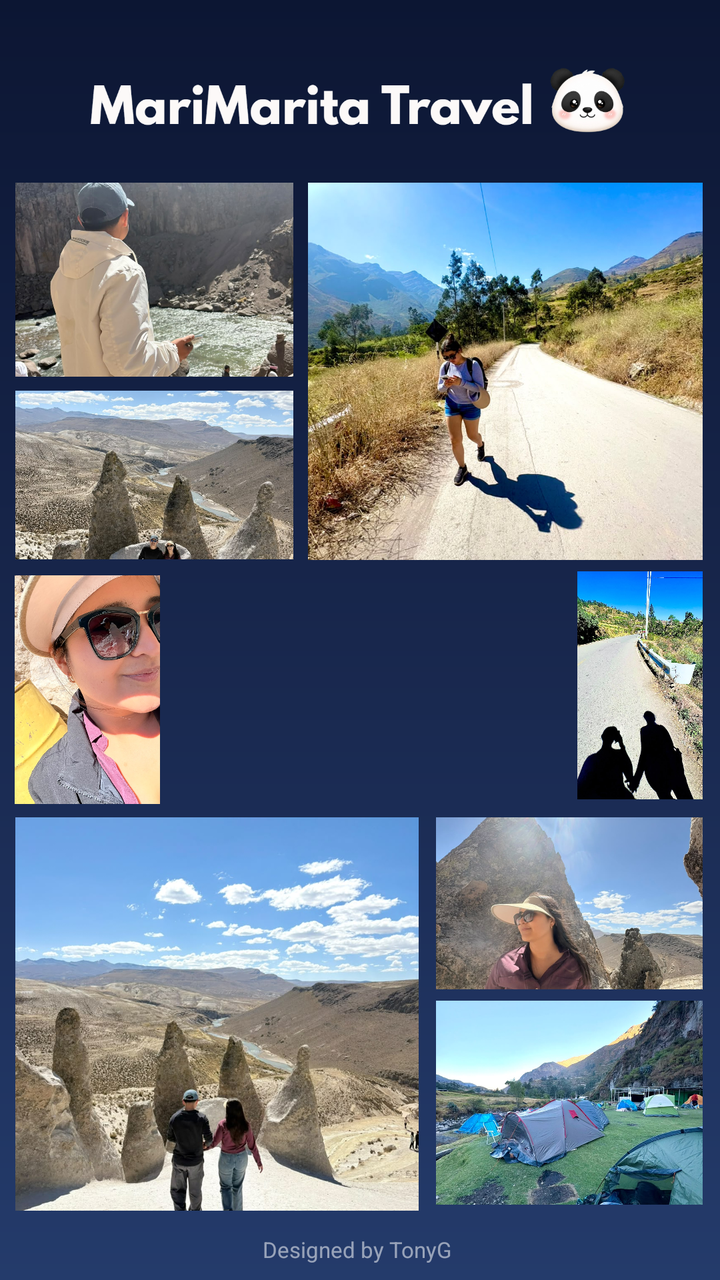
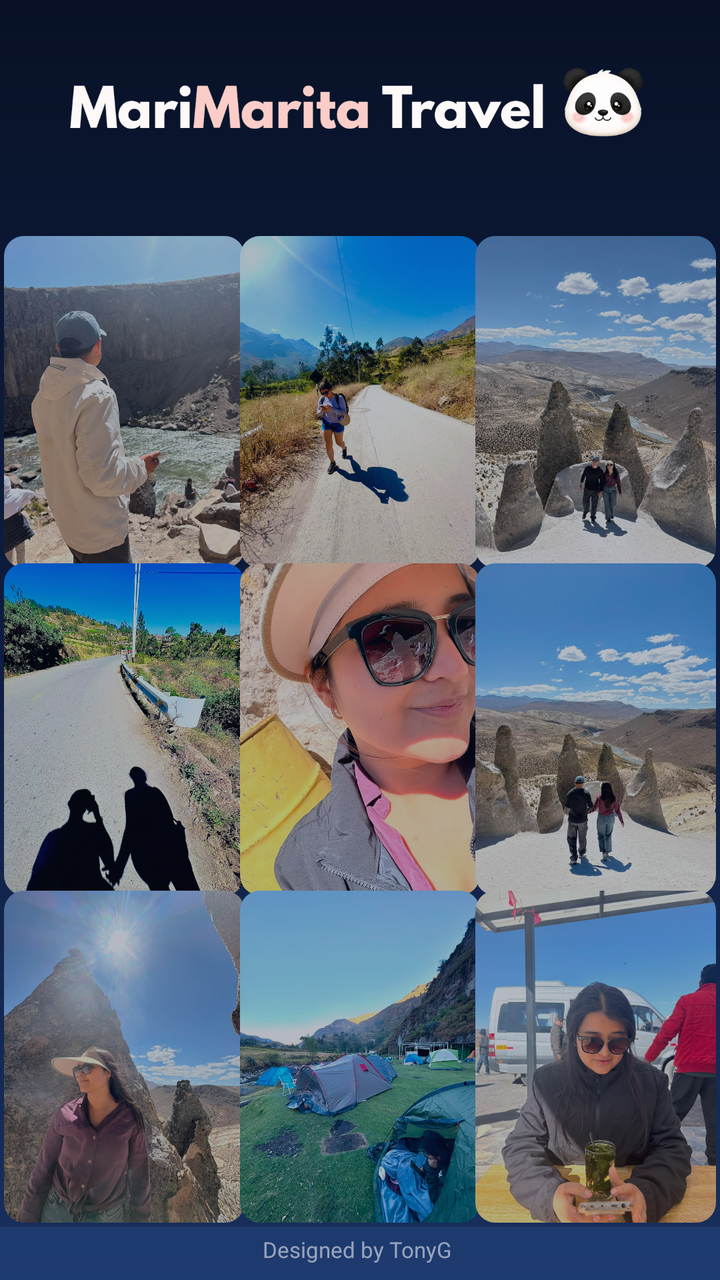

Screens rendered from an Android XML layout before and after an edit, with the pre-edit source and the edit as a unified diff.
<!-- AndroidManifest.xml: activity theme Theme.TMarita.Splash -->
<!-- res/layout/activity_splash.xml -->
<androidx.constraintlayout.widget.ConstraintLayout
    xmlns:android="http://schemas.android.com/apk/res/android"
    xmlns:app="http://schemas.android.com/apk/res-auto"
    android:layout_width="match_parent"
    android:layout_height="match_parent"
    android:background="@drawable/bg_splash">

    
    <ImageView
        android:id="@+id/ivTitle"
        android:layout_width="280dp"
        android:layout_height="wrap_content"
        android:layout_marginTop="30dp"
        android:adjustViewBounds="true"
        android:src="@drawable/titulo"
        android:contentDescription="@string/app_name"
        app:layout_constraintTop_toTopOf="parent"
        app:layout_constraintStart_toStartOf="parent"
        app:layout_constraintEnd_toEndOf="parent"/>

    
    <TextView
        android:id="@+id/tvFooter"
        android:layout_width="wrap_content"
        android:layout_height="wrap_content"
        android:text="Designed by TonyG ️"
        android:textColor="#88FFFFFF"
        android:textSize="11sp"
        android:layout_marginBottom="8dp"
        app:layout_constraintBottom_toBottomOf="parent"
        app:layout_constraintStart_toStartOf="parent"
        app:layout_constraintEnd_toEndOf="parent"/>

    
    <androidx.constraintlayout.widget.ConstraintLayout
        android:id="@+id/collageContainer"
        android:layout_width="0dp"
        android:layout_height="0dp"
        android:layout_marginTop="12dp"
        android:layout_marginBottom="4dp"
        app:layout_constraintTop_toBottomOf="@id/ivTitle"
        app:layout_constraintBottom_toTopOf="@id/tvFooter"
        app:layout_constraintStart_toStartOf="parent"
        app:layout_constraintEnd_toEndOf="parent">

        <ImageView android:id="@+id/foto1" android:scaleType="centerCrop"
            android:layout_width="0dp" android:layout_height="0dp"
            app:layout_constraintWidth_percent="0.387" app:layout_constraintHeight_percent="0.183"
            app:layout_constraintHorizontal_bias="0.034" app:layout_constraintVertical_bias="0.019"
            app:layout_constraintTop_toTopOf="parent" app:layout_constraintBottom_toBottomOf="parent"
            app:layout_constraintStart_toStartOf="parent" app:layout_constraintEnd_toEndOf="parent"
            android:src="@drawable/foto1"/>

        <ImageView android:id="@+id/foto2" android:scaleType="centerCrop"
            android:layout_width="0dp" android:layout_height="0dp"
            app:layout_constraintWidth_percent="0.548" app:layout_constraintHeight_percent="0.356"
            app:layout_constraintHorizontal_bias="0.947" app:layout_constraintVertical_bias="0.024"
            app:layout_constraintTop_toTopOf="parent" app:layout_constraintBottom_toBottomOf="parent"
            app:layout_constraintStart_toStartOf="parent" app:layout_constraintEnd_toEndOf="parent"
            android:src="@drawable/foto2"/>

        <ImageView android:id="@+id/foto3" android:scaleType="centerCrop"
            android:layout_width="0dp" android:layout_height="0dp"
            app:layout_constraintWidth_percent="0.387" app:layout_constraintHeight_percent="0.159"
            app:layout_constraintHorizontal_bias="0.034" app:layout_constraintVertical_bias="0.252"
            app:layout_constraintTop_toTopOf="parent" app:layout_constraintBottom_toBottomOf="parent"
            app:layout_constraintStart_toStartOf="parent" app:layout_constraintEnd_toEndOf="parent"
            android:src="@drawable/foto3"/>

        <ImageView android:id="@+id/foto4" android:scaleType="centerCrop"
            android:layout_width="0dp" android:layout_height="0dp"
            app:layout_constraintWidth_percent="0.174" app:layout_constraintHeight_percent="0.215"
            app:layout_constraintHorizontal_bias="0.971" app:layout_constraintVertical_bias="0.487"
            app:layout_constraintTop_toTopOf="parent" app:layout_constraintBottom_toBottomOf="parent"
            app:layout_constraintStart_toStartOf="parent" app:layout_constraintEnd_toEndOf="parent"
            android:src="@drawable/foto4"/>

        <ImageView android:id="@+id/foto5" android:scaleType="centerCrop"
            android:layout_width="0dp" android:layout_height="0dp"
            app:layout_constraintWidth_percent="0.201" app:layout_constraintHeight_percent="0.216"
            app:layout_constraintHorizontal_bias="0.026" app:layout_constraintVertical_bias="0.492"
            app:layout_constraintTop_toTopOf="parent" app:layout_constraintBottom_toBottomOf="parent"
            app:layout_constraintStart_toStartOf="parent" app:layout_constraintEnd_toEndOf="parent"
            android:src="@drawable/foto5"/>

        <ImageView android:id="@+id/foto6" android:scaleType="centerCrop"
            android:layout_width="0dp" android:layout_height="0dp"
            app:layout_constraintWidth_percent="0.560" app:layout_constraintHeight_percent="0.371"
            app:layout_constraintHorizontal_bias="0.048" app:layout_constraintVertical_bias="0.976"
            app:layout_constraintTop_toTopOf="parent" app:layout_constraintBottom_toBottomOf="parent"
            app:layout_constraintStart_toStartOf="parent" app:layout_constraintEnd_toEndOf="parent"
            android:src="@drawable/foto6"/>

        <ImageView android:id="@+id/foto7" android:scaleType="centerCrop"
            android:layout_width="0dp" android:layout_height="0dp"
            app:layout_constraintWidth_percent="0.371" app:layout_constraintHeight_percent="0.162"
            app:layout_constraintHorizontal_bias="0.962" app:layout_constraintVertical_bias="0.733"
            app:layout_constraintTop_toTopOf="parent" app:layout_constraintBottom_toBottomOf="parent"
            app:layout_constraintStart_toStartOf="parent" app:layout_constraintEnd_toEndOf="parent"
            android:src="@drawable/foto7"/>

        <ImageView android:id="@+id/foto8" android:scaleType="centerCrop"
            android:layout_width="0dp" android:layout_height="0dp"
            app:layout_constraintWidth_percent="0.371" app:layout_constraintHeight_percent="0.192"
            app:layout_constraintHorizontal_bias="0.962" app:layout_constraintVertical_bias="0.974"
            app:layout_constraintTop_toTopOf="parent" app:layout_constraintBottom_toBottomOf="parent"
            app:layout_constraintStart_toStartOf="parent" app:layout_constraintEnd_toEndOf="parent"
            android:src="@drawable/foto8"/>

        
        <androidx.constraintlayout.widget.Guideline
            android:id="@+id/guideTextTop"
            android:layout_width="wrap_content"
            android:layout_height="wrap_content"
            android:orientation="horizontal"
            app:layout_constraintGuide_percent="0.46"/>

        <TextView
            android:id="@+id/tvQuote"
            android:layout_width="0dp"
            android:layout_height="wrap_content"
            android:layout_marginStart="90dp"
            android:layout_marginEnd="90dp"
            android:gravity="center"
            android:textStyle="bold|italic"
            android:textColor="#EEFFFFFF"
            android:textSize="15sp"
            android:lineSpacingExtra="4dp"
            app:layout_constraintTop_toTopOf="@id/guideTextTop"
            app:layout_constraintStart_toStartOf="parent"
            app:layout_constraintEnd_toEndOf="parent"/>

    </androidx.constraintlayout.widget.ConstraintLayout>

</androidx.constraintlayout.widget.ConstraintLayout>
<!-- resources referenced by this layout -->
<resources>
  <!-- drawable bg_splash (drawable) -->
  <?xml version="1.0" encoding="utf-8"?>
  <shape xmlns:android="http://schemas.android.com/apk/res/android">
  
      <gradient
          android:startColor="#0C1633"
          android:centerColor="#18274D"
          android:endColor="#243B6B"
          android:angle="270"/>
  
  </shape>
  <!-- drawable foto1: jpeg bitmap (drawable, 146901 bytes) -->
  <!-- drawable foto2: jpeg bitmap (drawable, 241402 bytes) -->
  <!-- drawable foto3: jpeg bitmap (drawable, 234072 bytes) -->
  <!-- drawable foto4: jpeg bitmap (drawable, 343720 bytes) -->
  <!-- drawable foto5: jpeg bitmap (drawable, 188792 bytes) -->
  <!-- drawable foto6: jpeg bitmap (drawable, 187147 bytes) -->
  <!-- drawable foto7: jpeg bitmap (drawable, 162899 bytes) -->
  <!-- drawable foto8: jpeg bitmap (drawable, 218889 bytes) -->
  <!-- drawable titulo: png bitmap (drawable, 69549 bytes) -->
  <string name="app_name">MariMarita Travel</string>
  <style name="Theme.TMarita.Splash" parent="Theme.Material3.DayNight.NoActionBar">
          <item name="android:windowBackground">@drawable/bg_splash</item>
      </style>
</resources>

<!-- the commit's change to res/layout/activity_splash.xml (unified diff, before → after) -->
@@ -8,13 +8,30 @@
     
     <ImageView
         android:id="@+id/ivTitle"
-        android:layout_width="280dp"
+        android:layout_width="300dp"
         android:layout_height="wrap_content"
         android:layout_marginTop="30dp"
         android:adjustViewBounds="true"
-        android:src="@drawable/titulo"
+        android:src="@drawable/titulo2"
         android:contentDescription="@string/app_name"
         app:layout_constraintTop_toTopOf="parent"
+        app:layout_constraintStart_toStartOf="parent"
+        app:layout_constraintEnd_toEndOf="parent"/>
+
+    
+    <TextView
+        android:id="@+id/tvQuote"
+        android:layout_width="0dp"
+        android:layout_height="wrap_content"
+        android:layout_marginTop="8dp"
+        android:layout_marginStart="40dp"
+        android:layout_marginEnd="40dp"
+        android:gravity="center"
+        android:textStyle="bold|italic"
+        android:textColor="#DDFFFFFF"
+        android:textSize="13sp"
+        android:lineSpacingExtra="3dp"
+        app:layout_constraintTop_toBottomOf="@id/ivTitle"
         app:layout_constraintStart_toStartOf="parent"
         app:layout_constraintEnd_toEndOf="parent"/>
 
@@ -36,100 +53,113 @@
         android:id="@+id/collageContainer"
         android:layout_width="0dp"
         android:layout_height="0dp"
-        android:layout_marginTop="12dp"
+        android:layout_marginTop="14dp"
         android:layout_marginBottom="4dp"
-        app:layout_constraintTop_toBottomOf="@id/ivTitle"
+        app:layout_constraintTop_toBottomOf="@id/tvQuote"
         app:layout_constraintBottom_toTopOf="@id/tvFooter"
         app:layout_constraintStart_toStartOf="parent"
         app:layout_constraintEnd_toEndOf="parent">
 
-        <ImageView android:id="@+id/foto1" android:scaleType="centerCrop"
+        <com.google.android.material.imageview.ShapeableImageView
+            android:id="@+id/foto1" android:scaleType="centerCrop" android:layout_margin="2dp"
             android:layout_width="0dp" android:layout_height="0dp"
-            app:layout_constraintWidth_percent="0.387" app:layout_constraintHeight_percent="0.183"
-            app:layout_constraintHorizontal_bias="0.034" app:layout_constraintVertical_bias="0.019"
+            app:shapeAppearanceOverlay="@style/RoundedCorners"
+            app:layout_constraintWidth_percent="0.334" app:layout_constraintHeight_percent="0.334"
+            app:layout_constraintHorizontal_bias="0" app:layout_constraintVertical_bias="0"
             app:layout_constraintTop_toTopOf="parent" app:layout_constraintBottom_toBottomOf="parent"
             app:layout_constraintStart_toStartOf="parent" app:layout_constraintEnd_toEndOf="parent"
             android:src="@drawable/foto1"/>
 
-        <ImageView android:id="@+id/foto2" android:scaleType="centerCrop"
+        <com.google.android.material.imageview.ShapeableImageView
+            android:id="@+id/foto2" android:scaleType="centerCrop" android:layout_margin="2dp"
             android:layout_width="0dp" android:layout_height="0dp"
-            app:layout_constraintWidth_percent="0.548" app:layout_constraintHeight_percent="0.356"
-            app:layout_constraintHorizontal_bias="0.947" app:layout_constraintVertical_bias="0.024"
+            app:shapeAppearanceOverlay="@style/RoundedCorners"
+            app:layout_constraintWidth_percent="0.334" app:layout_constraintHeight_percent="0.334"
+            app:layout_constraintHorizontal_bias="0.5" app:layout_constraintVertical_bias="0"
             app:layout_constraintTop_toTopOf="parent" app:layout_constraintBottom_toBottomOf="parent"
             app:layout_constraintStart_toStartOf="parent" app:layout_constraintEnd_toEndOf="parent"
             android:src="@drawable/foto2"/>
 
-        <ImageView android:id="@+id/foto3" android:scaleType="centerCrop"
+        <com.google.android.material.imageview.ShapeableImageView
+            android:id="@+id/foto3" android:scaleType="centerCrop" android:layout_margin="2dp"
             android:layout_width="0dp" android:layout_height="0dp"
-            app:layout_constraintWidth_percent="0.387" app:layout_constraintHeight_percent="0.159"
-            app:layout_constraintHorizontal_bias="0.034" app:layout_constraintVertical_bias="0.252"
+            app:shapeAppearanceOverlay="@style/RoundedCorners"
+            app:layout_constraintWidth_percent="0.334" app:layout_constraintHeight_percent="0.334"
+            app:layout_constraintHorizontal_bias="1" app:layout_constraintVertical_bias="0"
             app:layout_constraintTop_toTopOf="parent" app:layout_constraintBottom_toBottomOf="parent"
             app:layout_constraintStart_toStartOf="parent" app:layout_constraintEnd_toEndOf="parent"
             android:src="@drawable/foto3"/>
 
-        <ImageView android:id="@+id/foto4" android:scaleType="centerCrop"
+        <com.google.android.material.imageview.ShapeableImageView
+            android:id="@+id/foto4" android:scaleType="centerCrop" android:layout_margin="2dp"
             android:layout_width="0dp" android:layout_height="0dp"
-            app:layout_constraintWidth_percent="0.174" app:layout_constraintHeight_percent="0.215"
-            app:layout_constraintHorizontal_bias="0.971" app:layout_constraintVertical_bias="0.487"
+            app:shapeAppearanceOverlay="@style/RoundedCorners"
+            app:layout_constraintWidth_percent="0.334" app:layout_constraintHeight_percent="0.334"
+            app:layout_constraintHorizontal_bias="0" app:layout_constraintVertical_bias="0.5"
             app:layout_constraintTop_toTopOf="parent" app:layout_constraintBottom_toBottomOf="parent"
             app:layout_constraintStart_toStartOf="parent" app:layout_constraintEnd_toEndOf="parent"
             android:src="@drawable/foto4"/>
 
-        <ImageView android:id="@+id/foto5" android:scaleType="centerCrop"
+        <com.google.android.material.imageview.ShapeableImageView
+            android:id="@+id/foto5" android:scaleType="centerCrop" android:layout_margin="2dp"
             android:layout_width="0dp" android:layout_height="0dp"
-            app:layout_constraintWidth_percent="0.201" app:layout_constraintHeight_percent="0.216"
-            app:layout_constraintHorizontal_bias="0.026" app:layout_constraintVertical_bias="0.492"
+            app:shapeAppearanceOverlay="@style/RoundedCorners"
+            app:layout_constraintWidth_percent="0.334" app:layout_constraintHeight_percent="0.334"
+            app:layout_constraintHorizontal_bias="0.5" app:layout_constraintVertical_bias="0.5"
             app:layout_constraintTop_toTopOf="parent" app:layout_constraintBottom_toBottomOf="parent"
             app:layout_constraintStart_toStartOf="parent" app:layout_constraintEnd_toEndOf="parent"
             android:src="@drawable/foto5"/>
 
-        <ImageView android:id="@+id/foto6" android:scaleType="centerCrop"
+        <com.google.android.material.imageview.ShapeableImageView
+            android:id="@+id/foto6" android:scaleType="centerCrop" android:layout_margin="2dp"
             android:layout_width="0dp" android:layout_height="0dp"
-            app:layout_constraintWidth_percent="0.560" app:layout_constraintHeight_percent="0.371"
-            app:layout_constraintHorizontal_bias="0.048" app:layout_constraintVertical_bias="0.976"
+            app:shapeAppearanceOverlay="@style/RoundedCorners"
+            app:layout_constraintWidth_percent="0.334" app:layout_constraintHeight_percent="0.334"
+            app:layout_constraintHorizontal_bias="1" app:layout_constraintVertical_bias="0.5"
             app:layout_constraintTop_toTopOf="parent" app:layout_constraintBottom_toBottomOf="parent"
             app:layout_constraintStart_toStartOf="parent" app:layout_constraintEnd_toEndOf="parent"
             android:src="@drawable/foto6"/>
 
-        <ImageView android:id="@+id/foto7" android:scaleType="centerCrop"
+        <com.google.android.material.imageview.ShapeableImageView
+            android:id="@+id/foto7" android:scaleType="centerCrop" android:layout_margin="2dp"
             android:layout_width="0dp" android:layout_height="0dp"
-            app:layout_constraintWidth_percent="0.371" app:layout_constraintHeight_percent="0.162"
-            app:layout_constraintHorizontal_bias="0.962" app:layout_constraintVertical_bias="0.733"
+            app:shapeAppearanceOverlay="@style/RoundedCorners"
+            app:layout_constraintWidth_percent="0.334" app:layout_constraintHeight_percent="0.334"
+            app:layout_constraintHorizontal_bias="0" app:layout_constraintVertical_bias="1"
             app:layout_constraintTop_toTopOf="parent" app:layout_constraintBottom_toBottomOf="parent"
             app:layout_constraintStart_toStartOf="parent" app:layout_constraintEnd_toEndOf="parent"
             android:src="@drawable/foto7"/>
 
-        <ImageView android:id="@+id/foto8" android:scaleType="centerCrop"
+        <com.google.android.material.imageview.ShapeableImageView
+            android:id="@+id/foto8" android:scaleType="centerCrop" android:layout_margin="2dp"
             android:layout_width="0dp" android:layout_height="0dp"
-            app:layout_constraintWidth_percent="0.371" app:layout_constraintHeight_percent="0.192"
-            app:layout_constraintHorizontal_bias="0.962" app:layout_constraintVertical_bias="0.974"
+            app:shapeAppearanceOverlay="@style/RoundedCorners"
+            app:layout_constraintWidth_percent="0.334" app:layout_constraintHeight_percent="0.334"
+            app:layout_constraintHorizontal_bias="0.5" app:layout_constraintVertical_bias="1"
             app:layout_constraintTop_toTopOf="parent" app:layout_constraintBottom_toBottomOf="parent"
             app:layout_constraintStart_toStartOf="parent" app:layout_constraintEnd_toEndOf="parent"
             android:src="@drawable/foto8"/>
 
-        
-        <androidx.constraintlayout.widget.Guideline
-            android:id="@+id/guideTextTop"
-            android:layout_width="wrap_content"
-            android:layout_height="wrap_content"
-            android:orientation="horizontal"
-            app:layout_constraintGuide_percent="0.46"/>
-
-        <TextView
-            android:id="@+id/tvQuote"
-            android:layout_width="0dp"
-            android:layout_height="wrap_content"
-            android:layout_marginStart="90dp"
-            android:layout_marginEnd="90dp"
-            android:gravity="center"
-            android:textStyle="bold|italic"
-            android:textColor="#EEFFFFFF"
-            android:textSize="15sp"
-            android:lineSpacingExtra="4dp"
-            app:layout_constraintTop_toTopOf="@id/guideTextTop"
-            app:layout_constraintStart_toStartOf="parent"
-            app:layout_constraintEnd_toEndOf="parent"/>
+        <com.google.android.material.imageview.ShapeableImageView
+            android:id="@+id/foto9" android:scaleType="centerCrop" android:layout_margin="2dp"
+            android:layout_width="0dp" android:layout_height="0dp"
+            app:shapeAppearanceOverlay="@style/RoundedCorners"
+            app:layout_constraintWidth_percent="0.334" app:layout_constraintHeight_percent="0.334"
+            app:layout_constraintHorizontal_bias="1" app:layout_constraintVertical_bias="1"
+            app:layout_constraintTop_toTopOf="parent" app:layout_constraintBottom_toBottomOf="parent"
+            app:layout_constraintStart_toStartOf="parent" app:layout_constraintEnd_toEndOf="parent"
+            android:src="@drawable/foto9"/>
 
     </androidx.constraintlayout.widget.ConstraintLayout>
 
+    
+    <View
+        android:layout_width="0dp"
+        android:layout_height="0dp"
+        android:background="#4D0C1633"
+        app:layout_constraintTop_toTopOf="@id/collageContainer"
+        app:layout_constraintBottom_toBottomOf="@id/collageContainer"
+        app:layout_constraintStart_toStartOf="@id/collageContainer"
+        app:layout_constraintEnd_toEndOf="@id/collageContainer"/>
+
 </androidx.constraintlayout.widget.ConstraintLayout>
<!-- resource entries referenced after the edit -->
@@ -5,10 +5,10 @@
   <shape xmlns:android="http://schemas.android.com/apk/res/android">
   
       <gradient
-          android:startColor="#0C1633"
-          android:centerColor="#18274D"
-          android:endColor="#243B6B"
-          android:angle="270"/>
+          android:angle="270"
+          android:startColor="#081126"
+          android:centerColor="#102145"
+          android:endColor="#1E3B70"/>
   
   </shape>
   <!-- drawable foto1: jpeg bitmap (drawable, 146901 bytes) -->
@@ -19,8 +19,13 @@
   <!-- drawable foto6: jpeg bitmap (drawable, 187147 bytes) -->
   <!-- drawable foto7: jpeg bitmap (drawable, 162899 bytes) -->
   <!-- drawable foto8: jpeg bitmap (drawable, 218889 bytes) -->
-  <!-- drawable titulo: png bitmap (drawable, 69549 bytes) -->
+  <!-- drawable foto9: jpeg bitmap (drawable, 131705 bytes) -->
+  <!-- drawable titulo2: png bitmap (drawable, 71681 bytes) -->
   <string name="app_name">MariMarita Travel</string>
+  <style name="RoundedCorners">
+          <item name="cornerFamily">rounded</item>
+          <item name="cornerSize">10dp</item>
+      </style>
   <style name="Theme.TMarita.Splash" parent="Theme.Material3.DayNight.NoActionBar">
           <item name="android:windowBackground">@drawable/bg_splash</item>
       </style>
